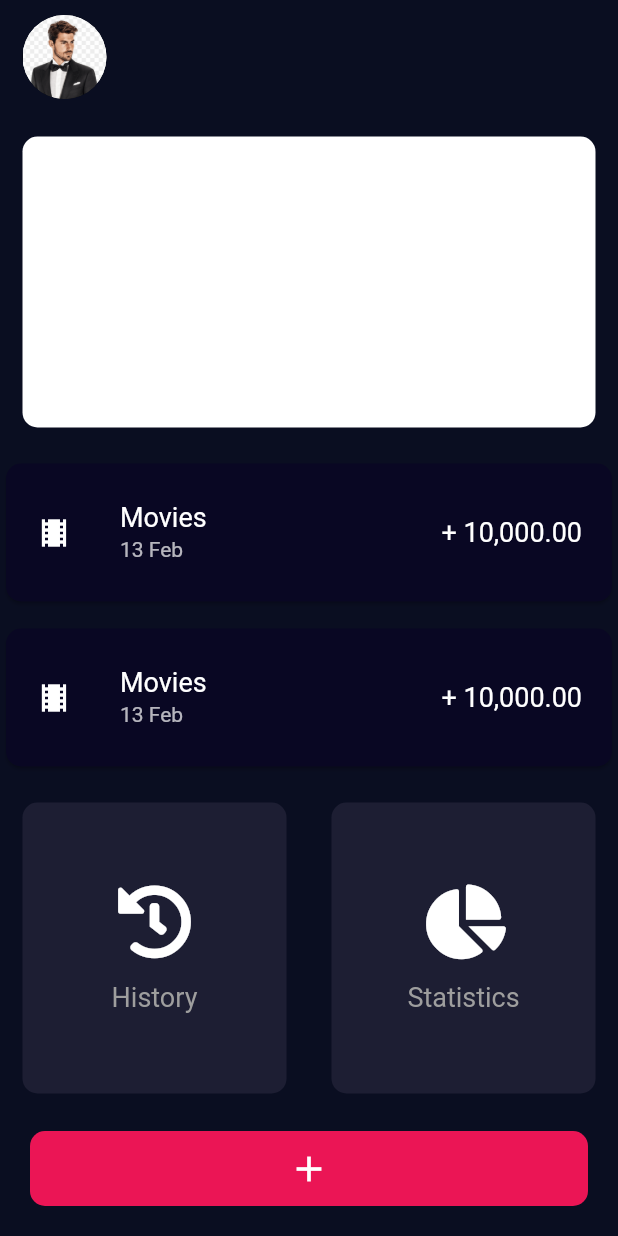
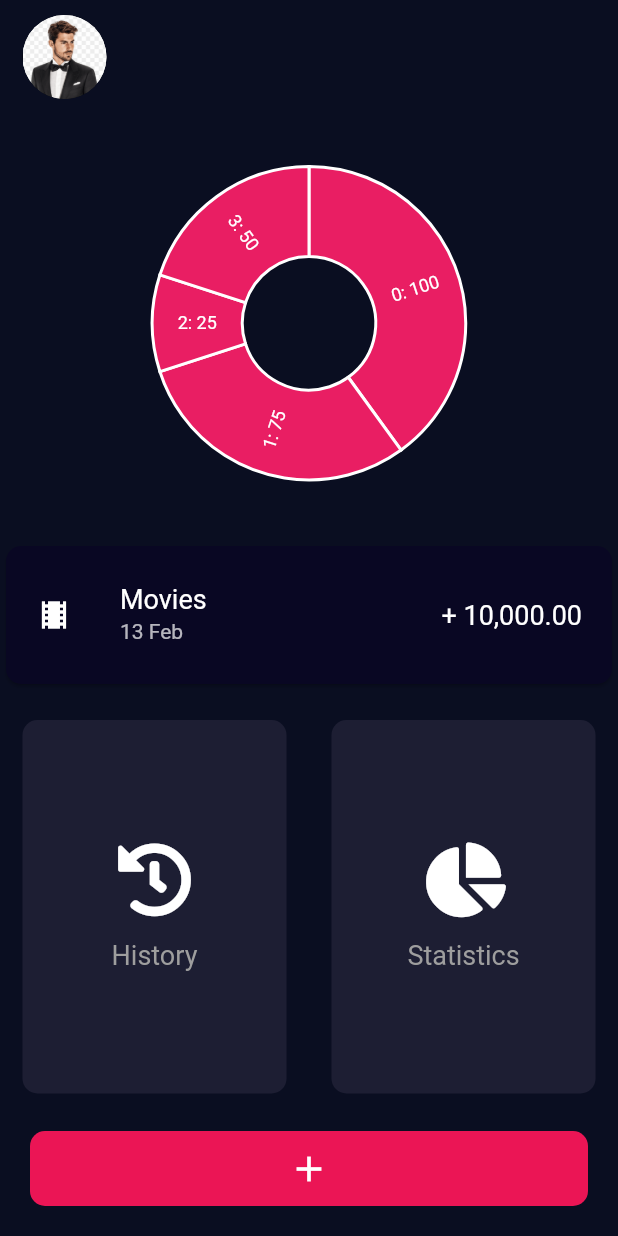
Before and after one commit to be-krishna/expensive, a Flutter app: the screen it shows after launch, on a phone screen of 412 x 824 dp. Run offline on Flutter 3.47's test engine with Material 2 defaults, Android fonts, the phone set to English and light mode, and no system bars; our stand-ins replace charts_flutter, font_awesome_flutter.

Commit message:
chart added

```diff
--- a/lib/input_page.dart
+++ b/lib/input_page.dart
@@ -1,8 +1,9 @@
+import 'package:expensive/widgets/dashboard_chart.dart';
 import 'package:expensive/widgets/transaction_item.dart';
 import 'package:flutter/material.dart';
 import 'package:font_awesome_flutter/font_awesome_flutter.dart';
 
-import 'widgets/reusableCard.dart';
+import 'widgets/reusable_card.dart';
 
 const activeCardColor = Color(0xff1d1e33);
 const fabColor = Color(0xffeb1555);
@@ -30,10 +31,14 @@ class _InputPageState extends State<InputPage> {
                 foregroundImage: AssetImage('assets/images/profile.png'),
               ),
             ),
-            Expanded(child: ReusableCard(color: Colors.white)),
+            Expanded(
+                child: ReusableCard(
+              color: Colors.transparent,
+              cardChild: DonutAutoLabelChart.withSampleData(),
+            )),
             // Expanded(child: ReusableCard(color: activeCardColor)),
             TransactionItem(),
-            TransactionItem(),
+            // TransactionItem(),
             Expanded(
               child: Row(
                 mainAxisAlignment: MainAxisAlignment.spaceAround,
--- /dev/null
+++ b/lib/widgets/dashboard_chart.dart
@@ -0,0 +1,80 @@
+/// Donut chart with labels example. This is a simple pie chart with a hole in
+/// the middle.
+import 'package:charts_flutter/flutter.dart' as charts;
+import 'package:flutter/material.dart';
+
+class DonutAutoLabelChart extends StatelessWidget {
+  final List<charts.Series> seriesList;
+  final bool animate;
+
+  DonutAutoLabelChart(this.seriesList, {this.animate});
+
+  /// Creates a [PieChart] with sample data and no transition.
+  factory DonutAutoLabelChart.withSampleData() {
+    return new DonutAutoLabelChart(
+      _createSampleData(),
+      // Disable animations for image tests.
+      animate: false,
+    );
+  }
+
+  @override
+  Widget build(BuildContext context) {
+    return new charts.PieChart(
+      seriesList,
+      animate: animate,
+      // Configure the width of the pie slices to 60px. The remaining space in
+      // the chart will be left as a hole in the center.
+      //
+      // [ArcLabelDecorator] will automatically position the label inside the
+      // arc if the label will fit. If the label will not fit, it will draw
+      // outside of the arc with a leader line. Labels can always display
+      // inside or outside using [LabelPosition].
+      //
+      // Text style for inside / outside can be controlled independently by
+      // setting [insideLabelStyleSpec] and [outsideLabelStyleSpec].
+      //
+      // Example configuring different styles for inside/outside:
+      //       new charts.ArcLabelDecorator(
+      //          insideLabelStyleSpec: new charts.TextStyleSpec(...),
+      //          outsideLabelStyleSpec: new charts.TextStyleSpec(...)),
+      defaultRenderer: new charts.ArcRendererConfig(
+        arcWidth: 60,
+        arcRendererDecorators: [
+          new charts.ArcLabelDecorator(),
+        ],
+      ),
+    );
+  }
+
+  /// Create one series with sample hard coded data.
+  static List<charts.Series<LinearSales, int>> _createSampleData() {
+    final data = [
+      new LinearSales(0, 100),
+      new LinearSales(1, 75),
+      new LinearSales(2, 25),
+      new LinearSales(3, 50),
+    ];
+
+    return [
+      new charts.Series<LinearSales, int>(
+        id: 'Sales',
+        domainFn: (LinearSales sales, _) => sales.year,
+        measureFn: (LinearSales sales, _) => sales.sales,
+        data: data,
+        // colorFn: (_, __) => charts.Color.fromHex(code: '#f2f2f2'),
+        colorFn: (_, __) => charts.MaterialPalette.pink.shadeDefault,
+        // Set a label accessor to control the text of the arc label.
+        labelAccessorFn: (LinearSales row, _) => '${row.year}: ${row.sales}',
+      )
+    ];
+  }
+}
+
+/// Sample linear data type.
+class LinearSales {
+  final int year;
+  final int sales;
+
+  LinearSales(this.year, this.sales);
+}
--- a/pubspec.yaml
+++ b/pubspec.yaml
@@ -23,6 +23,7 @@ environment:
 dependencies:
   flutter:
     sdk: flutter
+  charts_flutter: ^0.9.0
   cupertino_icons: ^1.0.2
   font_awesome_flutter: ^8.11.0
 
```
Also changed, not shown: lib/widgets/reusable_card.dart (renamed from lib/widgets/reusableCard.dart), pubspec.lock.
